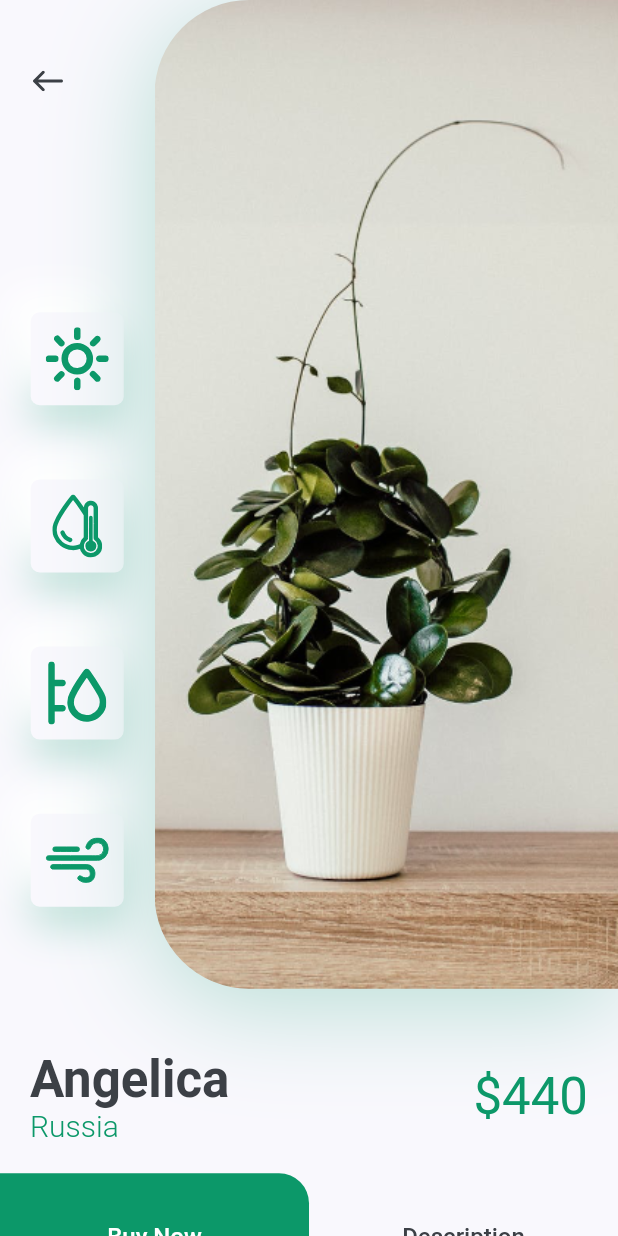
After one commit to Akinpellumie/plant_app, a Flutter app: the screen it shows after launch, after a tap on an icon or button, on a phone screen of 412 x 824 dp. The commit adds this screen. Run offline on Flutter 3.47's test engine with Material 2 defaults, Android fonts, the phone set to English and light mode, and no system bars; our stand-ins replace flutter_svg.

Commit message:
updating with new design

```diff
--- a/lib/components/custom_bottom_nav_bar.dart
+++ b/lib/components/custom_bottom_nav_bar.dart
@@ -1,6 +1,8 @@
 import 'package:flutter/material.dart';
 import 'package:flutter_svg/flutter_svg.dart';
 import 'package:plant_app/helpers/constants.dart';
+import 'package:plant_app/screens/favorite/favorite_screen.dart';
+import 'package:plant_app/screens/home/home_screen.dart';
 
 class CustomBottomNavBar extends StatelessWidget {
   const CustomBottomNavBar({
@@ -11,10 +13,11 @@ class CustomBottomNavBar extends StatelessWidget {
   Widget build(BuildContext context) {
     return Container(
       padding: const EdgeInsets.only(
-          left: kDefaultPadding * 2,
-          right: kDefaultPadding * 2,
-          bottom: kDefaultPadding),
-      height: 80,
+        left: kDefaultPadding * 2,
+        right: kDefaultPadding * 2,
+        bottom: kDefaultPadding / 3,
+      ),
+      height: 60,
       decoration: BoxDecoration(
         color: Colors.white,
         boxShadow: [
@@ -29,11 +32,27 @@ class CustomBottomNavBar extends StatelessWidget {
         mainAxisAlignment: MainAxisAlignment.spaceBetween,
         children: <Widget>[
           IconButton(
-            onPressed: () {},
+            onPressed: ()
+            {
+              Navigator.push(
+                context,
+                MaterialPageRoute(
+                  builder: (context) => const HomeScreen(),
+                ),
+              );
+            },
             icon: SvgPicture.asset("assets/icons/flower.svg"),
           ),
           IconButton(
-            onPressed: () {},
+            onPressed: ()
+            {
+              Navigator.push(
+                context,
+                MaterialPageRoute(
+                  builder: (context) => const FavoriteScreen(),
+                ),
+              );
+            },
             icon: SvgPicture.asset("assets/icons/heart-icon.svg"),
           ),
           IconButton(
--- /dev/null
+++ b/lib/screens/details/components/body.dart
@@ -0,0 +1,73 @@
+// ignore_for_file: unnecessary_string_escapes
+
+import 'package:flutter/material.dart';
+import 'package:plant_app/helpers/constants.dart';
+
+import 'image_and_icons.dart';
+import 'title_and_price.dart';
+
+class Body extends StatelessWidget {
+  const Body({Key? key}) : super(key: key);
+
+  @override
+  Widget build(BuildContext context) {
+    Size size = MediaQuery.of(context).size;
+    return SingleChildScrollView(
+      child: Column(
+        children: <Widget>[
+          ImageAndIcons(size: size),
+          const TitleAndPrice(
+            title: "Angelica",
+            country: "Russia",
+            price: 440,
+          ),
+          const SizedBox(
+            height: kDefaultPadding,
+          ),
+          Row(
+            children: <Widget>[
+              SizedBox(
+                width: size.width / 2,
+                height: 84,
+                child: TextButton(
+                  style: TextButton.styleFrom(
+                    backgroundColor: kPrimaryColor,
+                    primary: kPrimaryColor,
+                    shape: const RoundedRectangleBorder(
+                      borderRadius: BorderRadius.only(
+                        topRight: Radius.circular(20),
+                      ),
+                    ),
+                  ),
+                  onPressed: () {},
+                  child: const Text(
+                    "Buy Now",
+                    style: TextStyle(
+                      color: Colors.white,
+                      fontSize: 16,
+                    ),
+                  ),
+                ),
+              ),
+              Expanded(
+                child: TextButton(
+                  onPressed: () {},
+                  child: const Text(
+                    "Description",
+                    style: TextStyle(
+                      color: kTextColor,
+                      fontSize: 16,
+                    ),
+                  ),
+                ),
+              ),
+            ],
+          ),
+          const SizedBox(
+            height: kDefaultPadding * 2,
+          ),
+        ],
+      ),
+    );
+  }
+}
--- /dev/null
+++ b/lib/screens/details/components/icon_card.dart
@@ -0,0 +1,39 @@
+import 'package:flutter/material.dart';
+import 'package:flutter_svg/flutter_svg.dart';
+import 'package:plant_app/helpers/constants.dart';
+
+class IconCard extends StatelessWidget {
+  const IconCard({
+    Key? key,
+    required this.icon,
+  }) : super(key: key);
+
+  final String icon;
+  @override
+  Widget build(BuildContext context) {
+    Size size = MediaQuery.of(context).size;
+    return Container(
+      margin: EdgeInsets.symmetric(vertical: size.height * 0.03),
+      padding: const EdgeInsets.all(kDefaultPadding / 2),
+      height: 62,
+      width: 62,
+      decoration: BoxDecoration(
+        color: kBackgroundColor,
+        borderRadius: BorderRadius.circular(6),
+        boxShadow: [
+          BoxShadow(
+            offset: const Offset(0, 15),
+            blurRadius: 22,
+            color: kPrimaryColor.withOpacity(0.22),
+          ),
+          const BoxShadow(
+            offset: Offset(-15, -15),
+            blurRadius: 20,
+            color: Colors.white,
+          ),
+        ],
+      ),
+      child: SvgPicture.asset(icon),
+    );
+  }
+}
--- /dev/null
+++ b/lib/screens/details/components/image_and_icons.dart
@@ -0,0 +1,76 @@
+import 'package:flutter/material.dart';
+import 'package:flutter_svg/svg.dart';
+import 'package:plant_app/helpers/constants.dart';
+
+import 'icon_card.dart';
+
+class ImageAndIcons extends StatelessWidget {
+  const ImageAndIcons({
+    Key? key,
+    required this.size,
+  }) : super(key: key);
+
+  final Size size;
+
+  @override
+  Widget build(BuildContext context) {
+    return Padding(
+      padding: const EdgeInsets.only(bottom: kDefaultPadding * 2),
+      child: SizedBox(
+        height: size.height * 0.8,
+        child: Row(
+          children: <Widget>[
+            Expanded(
+              child: Padding(
+                padding: const EdgeInsets.symmetric(
+                  vertical: kDefaultPadding * 1.5,
+                ),
+                child: Column(
+                  children: <Widget>[
+                    Align(
+                      alignment: Alignment.topLeft,
+                      child: IconButton(
+                        padding: const EdgeInsets.symmetric(
+                            horizontal: kDefaultPadding),
+                        icon: SvgPicture.asset("assets/icons/back_arrow.svg"),
+                        onPressed: () {
+                          Navigator.pop(context);
+                        },
+                      ),
+                    ),
+                    const Spacer(),
+                    const IconCard(icon: "assets/icons/sun.svg"),
+                    const IconCard(icon: "assets/icons/icon_2.svg"),
+                    const IconCard(icon: "assets/icons/icon_3.svg"),
+                    const IconCard(icon: "assets/icons/icon_4.svg"),
+                  ],
+                ),
+              ),
+            ),
+            Container(
+              height: size.height * 0.8,
+              width: size.width * 0.75,
+              decoration: BoxDecoration(
+                borderRadius: const BorderRadius.only(
+                  topLeft: Radius.circular(63),
+                  bottomLeft: Radius.circular(63),
+                ),
+                boxShadow: [
+                  BoxShadow(
+                      offset: const Offset(0, 10),
+                      blurRadius: 60,
+                      color: kPrimaryColor.withOpacity(0.29)),
+                ],
+                image: const DecorationImage(
+                  alignment: Alignment.centerLeft,
+                  fit: BoxFit.cover,
+                  image: AssetImage("assets/images/img.png"),
+                ),
+              ),
+            ),
+          ],
+        ),
+      ),
+    );
+  }
+}
--- /dev/null
+++ b/lib/screens/details/components/title_and_price.dart
@@ -0,0 +1,54 @@
+import 'package:flutter/material.dart';
+import 'package:plant_app/helpers/constants.dart';
+
+
+class TitleAndPrice extends StatelessWidget {
+  const TitleAndPrice({
+    Key? key,
+    required this.title,
+    required this.country,
+    required this.price,
+  }) : super(key: key);
+
+  final String title, country;
+  final int price;
+  @override
+  Widget build(BuildContext context) {
+    return Padding(
+      padding: const EdgeInsets.symmetric(horizontal: kDefaultPadding),
+      child: Row(
+        children: <Widget>[
+          RichText(
+            text: TextSpan(
+              children: [
+                TextSpan(
+                  text: "$title\n",
+                  style: Theme.of(context).textTheme.headline4!.copyWith(
+                        color: kTextColor,
+                        fontWeight: FontWeight.bold,
+                      ),
+                ),
+                TextSpan(
+                  text: country,
+                  style: const TextStyle(
+                    fontSize: 20,
+                    color: kPrimaryColor,
+                    fontWeight: FontWeight.w300,
+                  ),
+                ),
+              ],
+            ),
+          ),
+          const Spacer(),
+          Text(
+            "\$$price",
+            style: Theme.of(context)
+                .textTheme
+                .headline4!
+                .copyWith(color: kPrimaryColor),
+          ),
+        ],
+      ),
+    );
+  }
+}
--- a/lib/screens/details/detail_screen.dart
+++ b/lib/screens/details/detail_screen.dart
@@ -1 +1,14 @@
 import 'package:flutter/material.dart';
+
+import 'components/body.dart';
+
+class DetailsScreen extends StatelessWidget {
+  const DetailsScreen({Key? key}) : super(key: key);
+
+  @override
+  Widget build(BuildContext context) {
+    return const Scaffold(
+      body: Body(),
+    );
+  }
+}
--- /dev/null
+++ b/lib/screens/favorite/favorite_screen.dart
@@ -0,0 +1,12 @@
+import 'package:flutter/material.dart';
+
+class FavoriteScreen extends StatelessWidget {
+  const FavoriteScreen({ Key? key }) : super(key: key);
+
+  @override
+  Widget build(BuildContext context) {
+    return Scaffold(
+
+    );
+  }
+}
--- a/lib/screens/home/components/body.dart
+++ b/lib/screens/home/components/body.dart
@@ -1,5 +1,4 @@
 import 'package:flutter/material.dart';
-import 'package:flutter_svg/flutter_svg.dart';
 import 'package:plant_app/helpers/constants.dart';
 
 import 'featured_plants.dart';
--- a/lib/screens/home/components/recommended_plants.dart
+++ b/lib/screens/home/components/recommended_plants.dart
@@ -1,6 +1,6 @@
 import 'package:flutter/material.dart';
 import 'package:plant_app/helpers/constants.dart';
-
+import 'package:plant_app/screens/details/detail_screen.dart';
 
 class RecommendedPlants extends StatelessWidget {
   const RecommendedPlants({
@@ -18,28 +18,56 @@ class RecommendedPlants extends StatelessWidget {
             title: "Samantha",
             country: "Russia",
             price: 440,
-            press: () {},
+            press: () {
+              Navigator.push(
+                context,
+                MaterialPageRoute(
+                  builder: (context) => DetailsScreen(),
+                ),
+              );
+            },
           ),
           RecommendedPlantCard(
             image: "assets/images/image_2.png",
             title: "Angelica",
             country: "Nigeria",
             price: 550,
-            press: () {},
+            press: () {
+              Navigator.push(
+                context,
+                MaterialPageRoute(
+                  builder: (context) => DetailsScreen(),
+                ),
+              );
+            },
           ),
           RecommendedPlantCard(
             image: "assets/images/image_1.png",
             title: "Samantha",
             country: "Russia",
             price: 440,
-            press: () {},
+            press: () {
+              Navigator.push(
+                context,
+                MaterialPageRoute(
+                  builder: (context) => DetailsScreen(),
+                ),
+              );
+            },
           ),
           RecommendedPlantCard(
             image: "assets/images/image_3.png",
             title: "Samantha",
             country: "Russia",
             price: 440,
-            press: () {},
+            press: () {
+              Navigator.push(
+                context,
+                MaterialPageRoute(
+                  builder: (context) => DetailsScreen(),
+                ),
+              );
+            },
           ),
         ],
       ),
```
